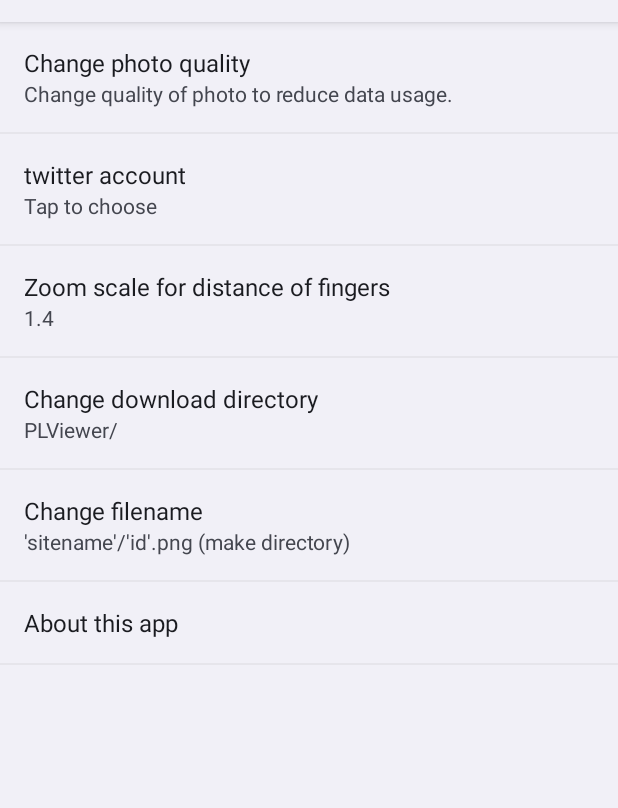
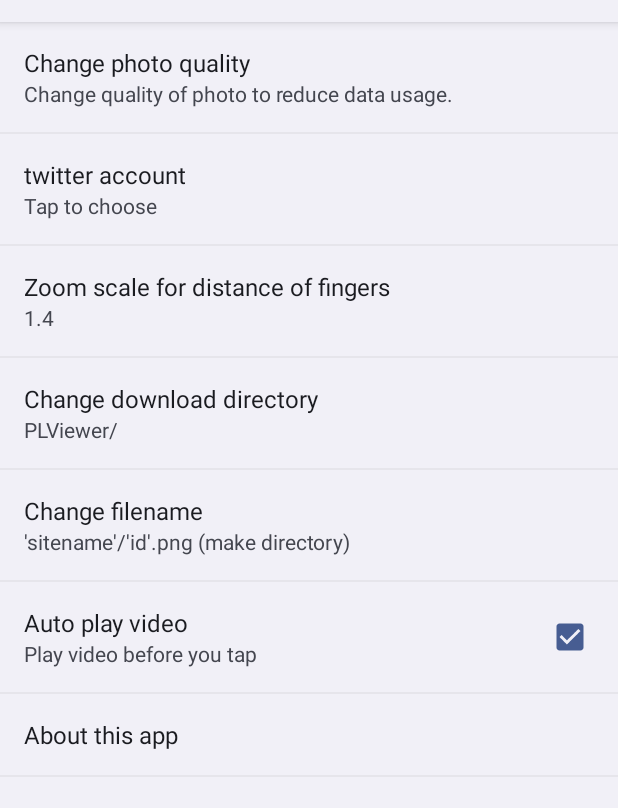
Before and after one commit to nonylene/PhotoLinkViewer, an Android app: the screen it shows after launch (Settings), on a phone screen of 412 x 824 dp, the part 62-870 px from its top. Run offline under Robolectric (Android 15) with nearby library versions, the phone set to English and light mode, and no system bars.

Commit message:
new video option

```diff
--- a/app/src/main/res/values/strings.xml
+++ b/app/src/main/res/values/strings.xml
@@ -87,5 +87,7 @@
     <string name="notes_dialog_title">notes about quality</string>
     <string name="notes_pref_summary">About quality</string>
     <string name="notes_pref_title">notes</string>
+    <string name="setting_video_title">Auto play video</string>
+    <string name="setting_video_summary">Play video before you tap</string>
 
 </resources>
--- a/app/src/main/res/xml/settings.xml
+++ b/app/src/main/res/xml/settings.xml
@@ -3,8 +3,8 @@
 <PreferenceScreen xmlns:android="http://schemas.android.com/apk/res/android">
 
     <Preference
+        android:summary="@string/setting_quality_summary"
         android:title="@string/setting_quality_title"
-        android:summary="@string/setting_quality_summary"
         >
         <intent
             android:action="android.intent.action.view"
@@ -35,12 +35,18 @@
         android:title="@string/setting_dir_title"/>
 
     <ListPreference
+        android:defaultValue="mkdir"
         android:dialogTitle="@string/setting_mkdir_dialogtitle"
         android:entries="@array/filename"
         android:entryValues="@array/filename_value"
-        android:defaultValue="mkdir"
         android:key="download_file"
-        android:title="@string/setting_mkdir_title" />
+        android:title="@string/setting_mkdir_title"/>
+
+    <CheckBoxPreference
+        android:defaultValue="true"
+        android:key="video_play"
+        android:summary="@string/setting_video_summary"
+        android:title="@string/setting_video_title"/>
 
     <Preference
         android:key="about_app_preference"
```
Also changed, not shown: app/src/main/java/net/nonylene/photolinkviewer/fragment/VideoShowFragment.java (+8 -1 lines), 1 other file.
